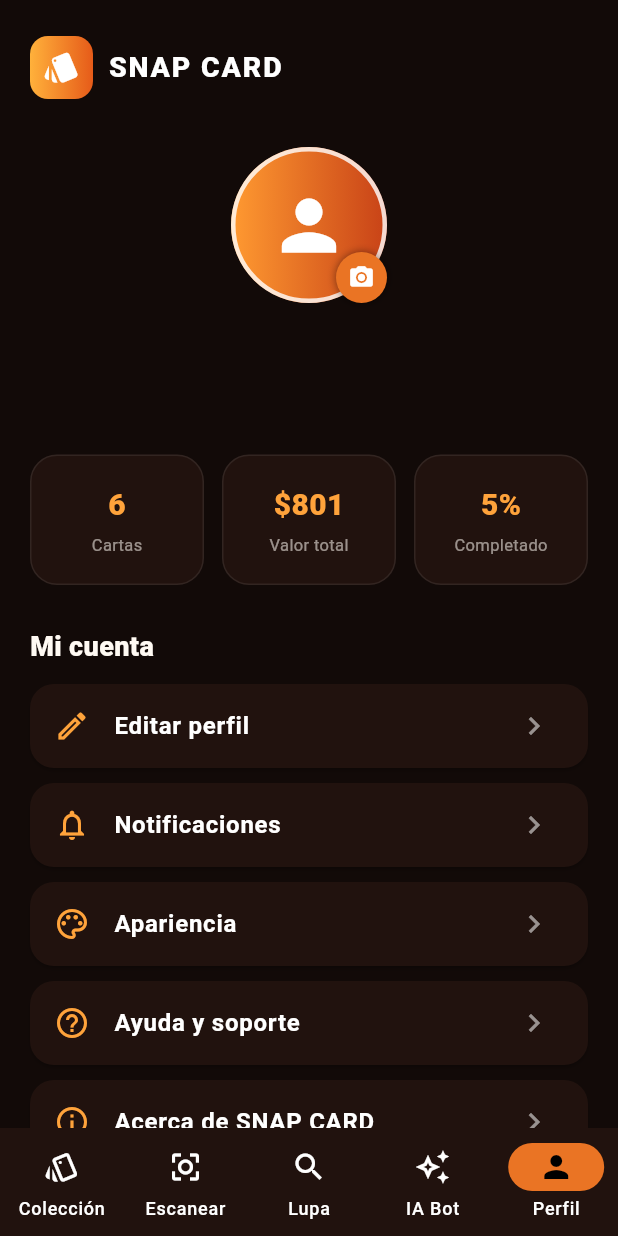
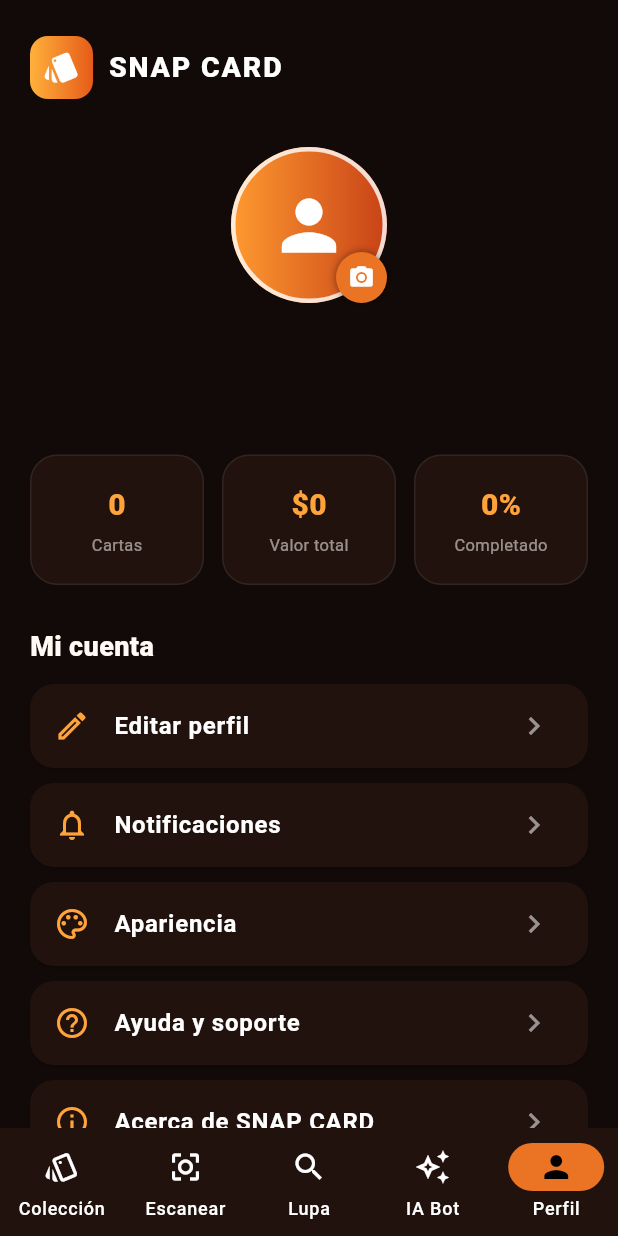
Before and after one commit to TSronal400/snap-card-backend, a Flutter app: the SnapCardHome screen opened directly, item 5 of the bottom bar chosen, on a phone screen of 412 x 824 dp. Run offline on Flutter 3.47's test engine with Material 3 defaults, Android fonts, the phone set to English and light mode, and no system bars; our stand-ins replace image_picker, shared_preferences; accounts and stored records are empty; network calls fail; Roboto replaces fonts that are missing (Arial).

```diff
--- a/lib/main.dart
+++ b/lib/main.dart
@@ -2745,6 +2745,9 @@ class ProfileScreen extends StatefulWidget {
 class _ProfileScreenState extends State<ProfileScreen> {
   UserModel? currentUser;
   String? userAvatarBase64;
+  int totalCardsCount = 0;
+  double totalCollectionValue = 0.0;
+  int completionPercentage = 0;
   bool isLoading = true;
 
   @override
@@ -2770,10 +2773,27 @@ class _ProfileScreenState extends State<ProfileScreen> {
     try {
       final userFromApi = await ApiService.getProfile();
       final avatarFromApi = await ApiService.getUserAvatar(userFromApi.id);
+
+      List<CardItem> normalCards = [];
+      List<TcgdexCard> tcgdexCards = [];
+      try {
+        normalCards = await ApiService.getUserCollection();
+      } catch (_) {}
+      try {
+        tcgdexCards = await ApiService.getTcgdexCollection();
+      } catch (_) {}
+
+      final count = normalCards.length + tcgdexCards.length;
+      final totalVal = normalCards.fold(0.0, (sum, item) => sum + item.price);
+      final percentage = (count / 100 * 100).clamp(0, 100).toInt();
+
       if (mounted) {
         setState(() {
           currentUser = userFromApi;
           userAvatarBase64 = avatarFromApi;
+          totalCardsCount = count;
+          totalCollectionValue = totalVal;
+          completionPercentage = percentage;
         });
       }
     } catch (_) {}
@@ -3264,25 +3284,25 @@ class _ProfileScreenState extends State<ProfileScreen> {
             ),
           ),
           const SizedBox(height: 28),
-          const Row(
+          Row(
             children: [
               Expanded(
                 child: ProfileStat(
-                  value: '6',
+                  value: '$totalCardsCount',
                   label: 'Cartas',
                 ),
               ),
-              SizedBox(width: 12),
+              const SizedBox(width: 12),
               Expanded(
                 child: ProfileStat(
-                  value: '\$801',
+                  value: '\$${totalCollectionValue.toStringAsFixed(0)}',
                   label: 'Valor total',
                 ),
               ),
-              SizedBox(width: 12),
+              const SizedBox(width: 12),
               Expanded(
                 child: ProfileStat(
-                  value: '5%',
+                  value: '$completionPercentage%',
                   label: 'Completado',
                 ),
               ),
```
